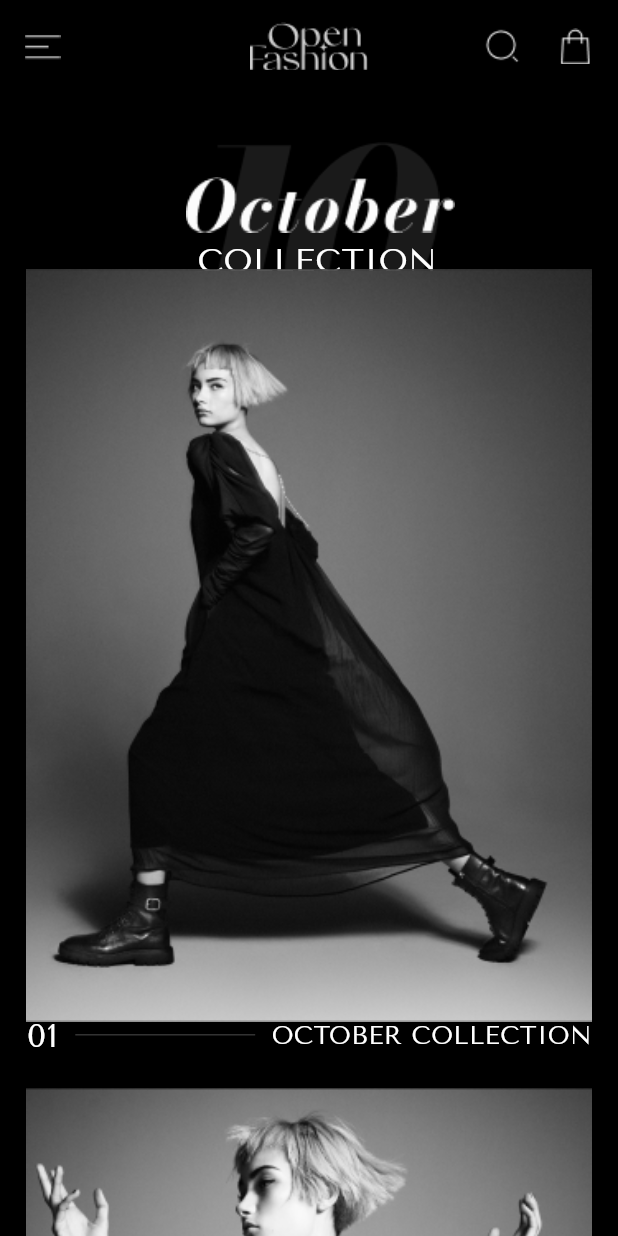
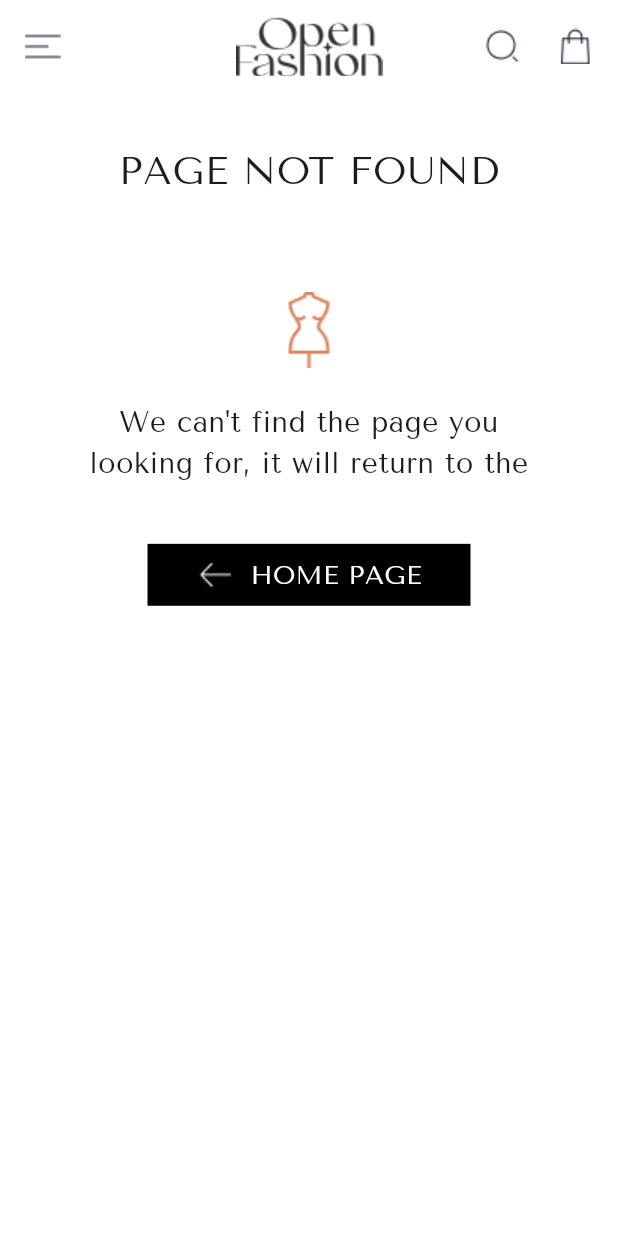
Before and after one commit to ahmetakay24/fashion_e_commerce_app, a Flutter app: the screen it shows after launch, on a phone screen of 412 x 824 dp. Run offline on Flutter 3.47's test engine with Material 3 defaults, Android fonts, the phone set to English and light mode, and no system bars; drawn by our look-alikes of auto_size_text; our stand-ins replace cached_network_image, carousel_slider, smooth_page_indicator.

Commit message:
PageNotFound was added and OctoberCollection was edited

```diff
--- a/lib/main.dart
+++ b/lib/main.dart
@@ -1,6 +1,4 @@
-import 'package:fashion_e_commerce_app/core/colors/core_app_colors.dart';
-import 'package:fashion_e_commerce_app/core/size/device_size.dart';
-import 'package:fashion_e_commerce_app/screens/october_collection/view/october_collection_view.dart';
+import 'package:fashion_e_commerce_app/screens/page_not_found/view/page_not_found_view.dart';
 import 'package:fashion_e_commerce_app/theme/app_theme.dart';
 import 'package:flutter/material.dart';
 
@@ -16,16 +14,10 @@ class App extends StatelessWidget {
     //Theme Class
     AppTheme theme = AppTheme(context);
 
-    AppColors colors = AppColors();
-    DeviceSize size = DeviceSize(context);
-
     return MaterialApp(
       debugShowCheckedModeBanner: false,
       theme: theme.themeData,
-      home: OctoberCollectionView(
-        colors: colors,
-        size: size,
-      ),
+      home: const PageNotFoundView(),
     );
   }
 }
--- a/lib/screens/october_collection/view/october_collection_view.dart
+++ b/lib/screens/october_collection/view/october_collection_view.dart
@@ -1,7 +1,6 @@
 import 'package:fashion_e_commerce_app/core/colors/core_app_colors.dart';
 import 'package:fashion_e_commerce_app/core/size/device_size.dart';
 import 'package:fashion_e_commerce_app/core/widgets/app_custom_widgets.dart';
-import 'package:fashion_e_commerce_app/core/widgets/app_images.dart';
 import 'package:fashion_e_commerce_app/screens/october_collection/view/widgets/sections/october_collection_sections.dart';
 import 'package:flutter/material.dart';
 
@@ -39,79 +38,3 @@ class OctoberCollectionView extends StatelessWidget {
     );
   }
 }
-
-class OctoberCollection3 extends StatelessWidget {
-  const OctoberCollection3({
-    super.key,
-    required this.size,
-    required this.colors,
-  });
-
-  final DeviceSize size;
-  final AppColors colors;
-
-  @override
-  Widget build(BuildContext context) {
-    return SizedBox(
-      height: sizeCalculator(size.height, 62.10),
-      width: size.width,
-      child: Column(
-        children: [
-          SizedBox(
-            height: sizeCalculator(size.height, 57.28),
-            width: sizeCalculator(size.width, 91.46),
-            child: const FittedBox(fit: BoxFit.cover, child: AppBanner(banner: "october_3_image")),
-          ),
-          Padding(
-            padding: EdgeInsets.only(top: sizeCalculator(size.height, 1.06)),
-            child: OctoberCollectionSectionSubtitle(
-                paddingOfName: sizeCalculator(size.width, 18.63),
-                widthOfName: sizeCalculator(size.width, 35.81),
-                size: size,
-                colors: colors,
-                numberText: "03",
-                collectionName: "HAE BY HAEKIM"),
-          )
-        ],
-      ),
-    );
-  }
-}
-
-class OctoberCollection2 extends StatelessWidget {
-  const OctoberCollection2({
-    super.key,
-    required this.size,
-    required this.colors,
-  });
-
-  final DeviceSize size;
-  final AppColors colors;
-
-  @override
-  Widget build(BuildContext context) {
-    return SizedBox(
-      height: sizeCalculator(size.height, 62.10),
-      width: size.width,
-      child: Column(
-        children: [
-          SizedBox(
-            height: sizeCalculator(size.height, 57.28),
-            width: sizeCalculator(size.width, 91.46),
-            child: const FittedBox(fit: BoxFit.cover, child: AppBanner(banner: "october_2_image")),
-          ),
-          Padding(
-            padding: EdgeInsets.only(top: sizeCalculator(size.height, 1.06)),
-            child: OctoberCollectionSectionSubtitle(
-                paddingOfName: sizeCalculator(size.width, 9.30),
-                widthOfName: sizeCalculator(size.width, 45.14),
-                size: size,
-                colors: colors,
-                numberText: "02",
-                collectionName: "BLACK COLLECTION"),
-          )
-        ],
-      ),
-    );
-  }
-}
--- a/lib/screens/october_collection/view/widgets/sections/october_collection_sections.dart
+++ b/lib/screens/october_collection/view/widgets/sections/october_collection_sections.dart
@@ -88,6 +88,82 @@ class OctoberCollection1 extends StatelessWidget {
   }
 }
 
+class OctoberCollection2 extends StatelessWidget {
+  const OctoberCollection2({
+    super.key,
+    required this.size,
+    required this.colors,
+  });
+
+  final DeviceSize size;
+  final AppColors colors;
+
+  @override
+  Widget build(BuildContext context) {
+    return SizedBox(
+      height: sizeCalculator(size.height, 62.10),
+      width: size.width,
+      child: Column(
+        children: [
+          SizedBox(
+            height: sizeCalculator(size.height, 57.28),
+            width: sizeCalculator(size.width, 91.46),
+            child: const FittedBox(fit: BoxFit.cover, child: AppBanner(banner: "october_2_image")),
+          ),
+          Padding(
+            padding: EdgeInsets.only(top: sizeCalculator(size.height, 1.06)),
+            child: OctoberCollectionSectionSubtitle(
+                paddingOfName: sizeCalculator(size.width, 9.30),
+                widthOfName: sizeCalculator(size.width, 45.14),
+                size: size,
+                colors: colors,
+                numberText: "02",
+                collectionName: "BLACK COLLECTION"),
+          )
+        ],
+      ),
+    );
+  }
+}
+
+class OctoberCollection3 extends StatelessWidget {
+  const OctoberCollection3({
+    super.key,
+    required this.size,
+    required this.colors,
+  });
+
+  final DeviceSize size;
+  final AppColors colors;
+
+  @override
+  Widget build(BuildContext context) {
+    return SizedBox(
+      height: sizeCalculator(size.height, 62.10),
+      width: size.width,
+      child: Column(
+        children: [
+          SizedBox(
+            height: sizeCalculator(size.height, 57.28),
+            width: sizeCalculator(size.width, 91.46),
+            child: const FittedBox(fit: BoxFit.cover, child: AppBanner(banner: "october_3_image")),
+          ),
+          Padding(
+            padding: EdgeInsets.only(top: sizeCalculator(size.height, 1.06)),
+            child: OctoberCollectionSectionSubtitle(
+                paddingOfName: sizeCalculator(size.width, 18.63),
+                widthOfName: sizeCalculator(size.width, 35.81),
+                size: size,
+                colors: colors,
+                numberText: "03",
+                collectionName: "HAE BY HAEKIM"),
+          )
+        ],
+      ),
+    );
+  }
+}
+
 class OctoberCollectionSectionSubtitle extends StatelessWidget {
   const OctoberCollectionSectionSubtitle({
     super.key,
--- /dev/null
+++ b/lib/screens/page_not_found/view/page_not_found_view.dart
@@ -0,0 +1,94 @@
+import 'package:auto_size_text/auto_size_text.dart';
+import 'package:fashion_e_commerce_app/core/colors/core_app_colors.dart';
+import 'package:fashion_e_commerce_app/core/size/device_size.dart';
+import 'package:fashion_e_commerce_app/core/widgets/app_custom_widgets.dart';
+import 'package:fashion_e_commerce_app/core/widgets/app_images.dart';
+import 'package:flutter/material.dart';
+
+class PageNotFoundView extends StatelessWidget {
+  const PageNotFoundView({super.key});
+
+  @override
+  Widget build(BuildContext context) {
+    AppColors colors = AppColors();
+    DeviceSize size = DeviceSize(context);
+
+    return Scaffold(
+      backgroundColor: Colors.white,
+      appBar: OpenFashionAppBar(
+          context: context, colors: colors, size: size, appBarColors: Colors.white, iconBlackOrWhite: Colors.black),
+      body: Center(
+        child: Column(
+          children: [
+            Padding(
+              padding:
+                  EdgeInsets.only(top: sizeCalculator(size.height, 4.22), bottom: sizeCalculator(size.height, 7.86)),
+              child: SizedBox(
+                height: sizeCalculator(size.height, 4.09),
+                width: sizeCalculator(size.width, 61.65),
+                child: const FittedBox(
+                  fit: BoxFit.fitWidth,
+                  child: Text("PAGE NOT FOUND"),
+                ),
+              ),
+            ),
+            Padding(
+              padding: EdgeInsets.only(bottom: sizeCalculator(size.height, 2.83)),
+              child: SizedBox(
+                height: sizeCalculator(size.height, 6.02),
+                width: sizeCalculator(size.width, 6.93),
+                child: const FittedBox(fit: BoxFit.cover, child: AppIcons(icon: "dressmaker")),
+              ),
+            ),
+            Padding(
+              padding: EdgeInsets.only(bottom: sizeCalculator(size.height, 2.69)),
+              child: SizedBox(
+                height: sizeCalculator(size.height, 8.77),
+                width: sizeCalculator(size.width, 72.55),
+                child: const AutoSizeText(
+                  textAlign: TextAlign.center,
+                  maxLines: 2,
+                  "We can't find the page you looking for, it will return to the",
+                  presetFontSizes: [20, 19, 18, 17, 16, 15],
+                ),
+              ),
+            ),
+            Padding(
+              padding: EdgeInsets.only(bottom: sizeCalculator(size.height, 8.03)),
+              child: Container(
+                color: Colors.black,
+                height: sizeCalculator(size.height, 5.01),
+                width: sizeCalculator(size.width, 52.26),
+                child: Row(
+                  mainAxisAlignment: MainAxisAlignment.center,
+                  children: [
+                    SizedBox(
+                      height: sizeCalculator(size.height, 3.01),
+                      width: sizeCalculator(size.width, 6.39),
+                      child: const AppIcons(icon: "backward_white"),
+                    ),
+                    Padding(
+                      padding: EdgeInsets.only(left: sizeCalculator(size.width, 2.39)),
+                      child: SizedBox(
+                        height: sizeCalculator(size.height, 3.01),
+                        width: sizeCalculator(size.width, 27.73),
+                        child: const FittedBox(
+                          fit: BoxFit.fitWidth,
+                          child: Text(
+                            "HOME PAGE",
+                            style: TextStyle(color: Colors.white),
+                          ),
+                        ),
+                      ),
+                    )
+                  ],
+                ),
+              ),
+            ),
+            //AppFooter will come
+          ],
+        ),
+      ),
+    );
+  }
+}
```
Also changed, not shown: assets/icons/backward_white.png (added), assets/icons/dressmaker.png (added).
